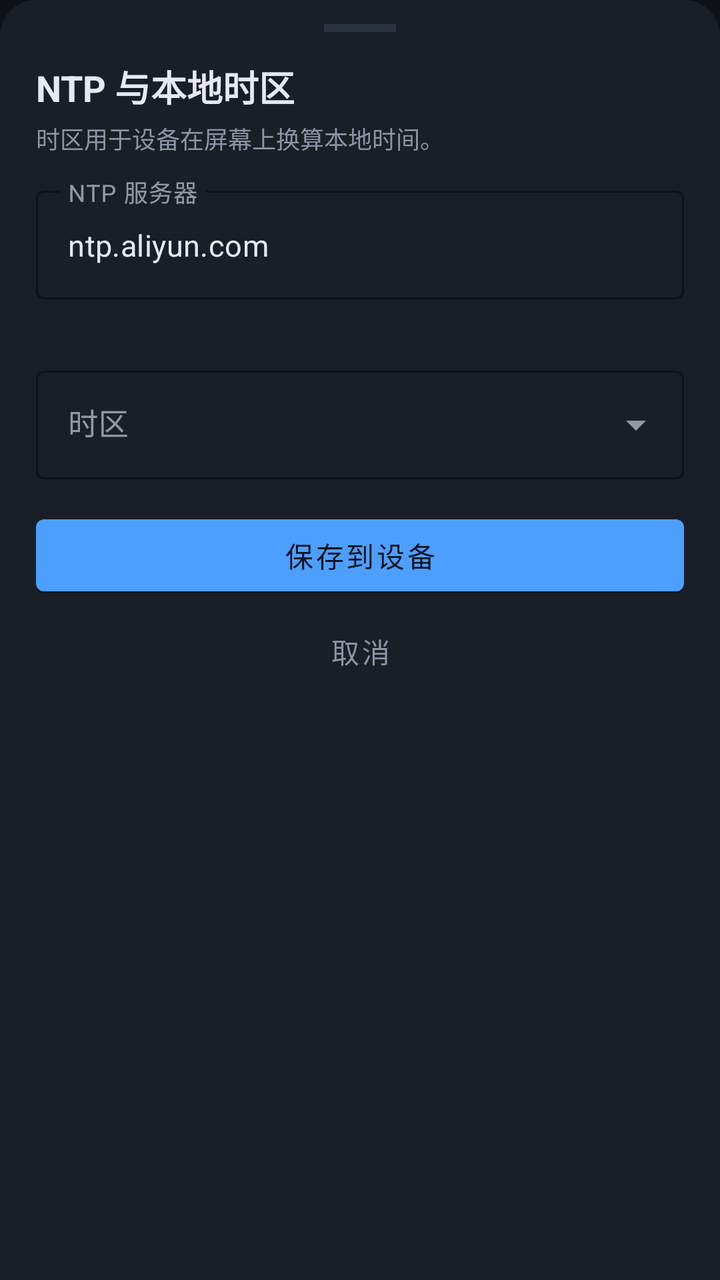
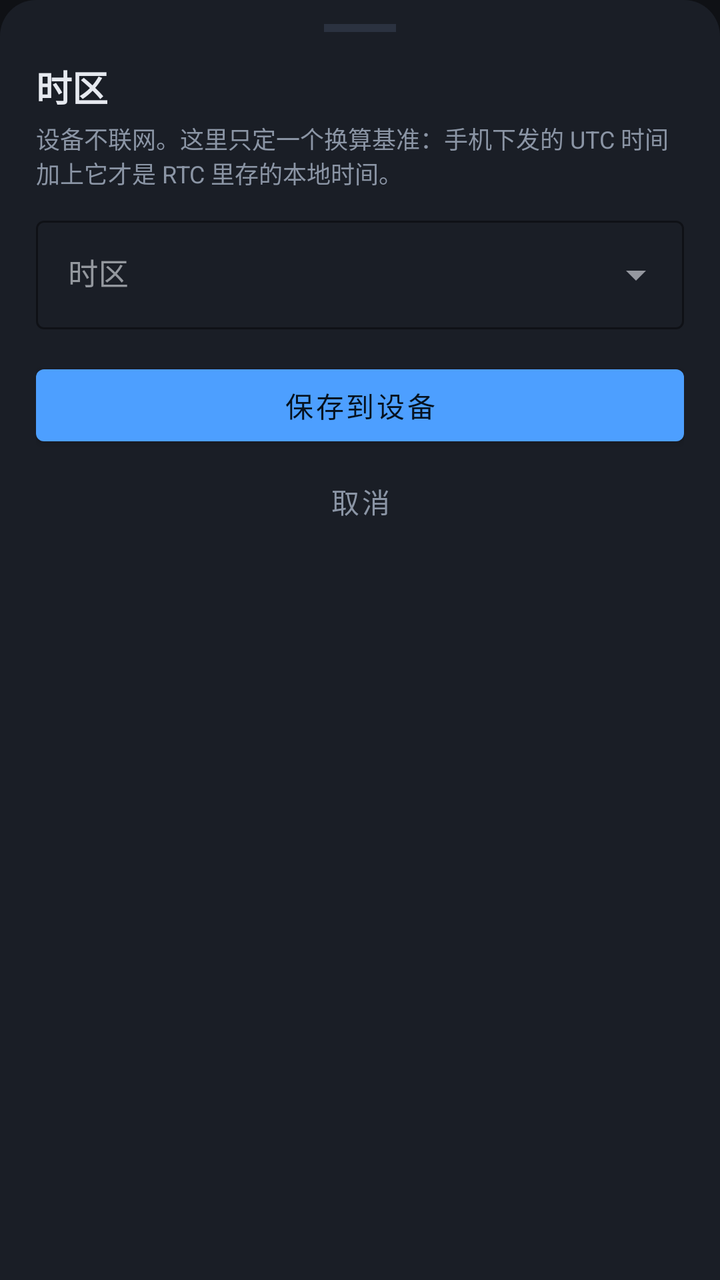

The first picture is an Android layout as it rendered before a commit; the second is the same layout after the commit. The layout source and the unified diff follow.
<!-- AndroidManifest.xml: application theme Theme.OLEDPanel -->
<!-- res/layout/sheet_ntp.xml -->
<?xml version="1.0" encoding="utf-8"?>
<androidx.core.widget.NestedScrollView xmlns:android="http://schemas.android.com/apk/res/android"
    xmlns:app="http://schemas.android.com/apk/res-auto"
    android:layout_width="match_parent"
    android:layout_height="wrap_content"
    android:background="@drawable/bg_sheet"
    android:fillViewport="false">

    <LinearLayout
        android:layout_width="match_parent"
        android:layout_height="wrap_content"
        android:orientation="vertical"
        android:paddingStart="18dp"
        android:paddingTop="12dp"
        android:paddingEnd="18dp"
        android:paddingBottom="18dp">

        <View
            android:layout_width="36dp"
            android:layout_height="4dp"
            android:layout_gravity="center_horizontal"
            android:background="@color/line" />

        <TextView
            android:layout_width="match_parent"
            android:layout_height="wrap_content"
            android:layout_marginTop="14dp"
            android:text="NTP 与本地时区"
            android:textColor="@color/fg"
            android:textSize="18sp"
            android:textStyle="bold" />

        <TextView
            android:layout_width="match_parent"
            android:layout_height="wrap_content"
            android:layout_marginTop="4dp"
            android:text="时区用于设备在屏幕上换算本地时间。"
            android:textColor="@color/dim"
            android:textSize="12sp" />

        <com.google.android.material.textfield.TextInputLayout
            android:id="@+id/tilNtp"
            style="@style/Widget.MaterialComponents.TextInputLayout.OutlinedBox"
            android:layout_width="match_parent"
            android:layout_height="wrap_content"
            android:layout_marginTop="12dp"
            android:hint="NTP 服务器"
            app:boxStrokeColor="@color/accent"
            app:errorEnabled="true"
            app:hintTextColor="@color/dim">

            <com.google.android.material.textfield.TextInputEditText
                android:id="@+id/etNtp"
                android:layout_width="match_parent"
                android:layout_height="wrap_content"
                android:inputType="textUri"
                android:singleLine="true"
                android:text="ntp.aliyun.com"
                android:textColor="@color/fg"
                android:textSize="15sp" />
        </com.google.android.material.textfield.TextInputLayout>

        <com.google.android.material.textfield.TextInputLayout
            android:id="@+id/tilTz"
            style="@style/Widget.MaterialComponents.TextInputLayout.OutlinedBox.ExposedDropdownMenu"
            android:layout_width="match_parent"
            android:layout_height="wrap_content"
            android:layout_marginTop="10dp"
            android:hint="时区"
            app:boxStrokeColor="@color/accent"
            app:hintTextColor="@color/dim">

            <com.google.android.material.textfield.MaterialAutoCompleteTextView
                android:id="@+id/acTz"
                android:layout_width="match_parent"
                android:layout_height="wrap_content"
                android:cursorVisible="false"
                android:inputType="none"
                android:textColor="@color/fg"
                android:textSize="15sp" />
        </com.google.android.material.textfield.TextInputLayout>

        <com.google.android.material.textfield.TextInputLayout
            android:id="@+id/tilCustomTz"
            style="@style/Widget.MaterialComponents.TextInputLayout.OutlinedBox"
            android:layout_width="match_parent"
            android:layout_height="wrap_content"
            android:layout_marginTop="10dp"
            android:hint="自定义时区（-12 到 14）"
            android:visibility="gone"
            app:boxStrokeColor="@color/accent"
            app:errorEnabled="true"
            app:hintTextColor="@color/dim">

            <com.google.android.material.textfield.TextInputEditText
                android:id="@+id/etCustomTz"
                android:layout_width="match_parent"
                android:layout_height="wrap_content"
                android:digits="-0123456789"
                android:inputType="numberSigned"
                android:maxLength="3"
                android:singleLine="true"
                android:textColor="@color/fg"
                android:textSize="15sp" />
        </com.google.android.material.textfield.TextInputLayout>

        <com.google.android.material.button.MaterialButton
            android:id="@+id/btnSaveNtp"
            android:layout_width="match_parent"
            android:layout_height="wrap_content"
            android:layout_marginTop="14dp"
            android:text="保存到设备"
            android:textAllCaps="false" />

        <com.google.android.material.button.MaterialButton
            android:id="@+id/btnCancelNtp"
            style="@style/Widget.MaterialComponents.Button.TextButton"
            android:layout_width="match_parent"
            android:layout_height="wrap_content"
            android:text="@string/cancel"
            android:textAllCaps="false"
            android:textColor="@color/dim" />
    </LinearLayout>
</androidx.core.widget.NestedScrollView>
<!-- resources referenced by this layout -->
<resources>
  <color name="accent">#4D9FFF</color>
  <color name="dim">#8B95A5</color>
  <color name="fg">#E6E9EF</color>
  <color name="line">#2B3240</color>
  <!-- drawable bg_sheet (drawable) -->
  <?xml version="1.0" encoding="utf-8"?>
  <shape xmlns:android="http://schemas.android.com/apk/res/android"
      android:shape="rectangle">
      <solid android:color="@color/surface" />
      <corners
          android:topLeftRadius="18dp"
          android:topRightRadius="18dp" />
  </shape>
  <string name="cancel">取消</string>
  <style name="Theme.OLEDPanel" parent="Theme.MaterialComponents.NoActionBar">
          <item name="colorPrimary">@color/accent</item>
          <item name="colorPrimaryVariant">@color/accent</item>
          <item name="colorOnPrimary">#06121F</item>
          <item name="colorSecondary">@color/ok</item>
          <item name="colorSecondaryVariant">@color/ok</item>
          <item name="colorOnSecondary">#06121F</item>
          <item name="colorSurface">@color/surface</item>
          <item name="colorOnSurface">@color/fg</item>
          <item name="colorOnBackground">@color/fg</item>
          <item name="colorError">@color/err</item>
          <item name="colorControlNormal">@color/dim</item>
          <item name="android:colorBackground">@color/bg</item>
          <item name="android:windowBackground">@color/bg</item>
          <item name="android:statusBarColor">@color/bg</item>
          <item name="android:navigationBarColor">@color/bg</item>
          <item name="android:windowLightStatusBar">false</item>
          <item name="android:windowLightNavigationBar">false</item>
          <item name="android:textColorPrimary">@color/fg</item>
          <item name="android:textColorSecondary">@color/dim</item>
          <item name="android:textColorHint">@color/dim</item>
      </style>
  <color name="surface">#1A1E26</color>
  <color name="ok">#3DDC97</color>
  <color name="err">#FF6B6B</color>
  <color name="bg">#0F1115</color>
</resources>

<!-- the commit's change to res/layout/sheet_ntp.xml (unified diff, before → after) -->
@@ -25,7 +25,7 @@
             android:layout_width="match_parent"
             android:layout_height="wrap_content"
             android:layout_marginTop="14dp"
-            android:text="NTP 与本地时区"
+            android:text="时区"
             android:textColor="@color/fg"
             android:textSize="18sp"
             android:textStyle="bold" />
@@ -34,31 +34,9 @@
             android:layout_width="match_parent"
             android:layout_height="wrap_content"
             android:layout_marginTop="4dp"
-            android:text="时区用于设备在屏幕上换算本地时间。"
+            android:text="设备不联网。这里只定一个换算基准：手机下发的 UTC 时间加上它才是 RTC 里存的本地时间。"
             android:textColor="@color/dim"
             android:textSize="12sp" />
-
-        <com.google.android.material.textfield.TextInputLayout
-            android:id="@+id/tilNtp"
-            style="@style/Widget.MaterialComponents.TextInputLayout.OutlinedBox"
-            android:layout_width="match_parent"
-            android:layout_height="wrap_content"
-            android:layout_marginTop="12dp"
-            android:hint="NTP 服务器"
-            app:boxStrokeColor="@color/accent"
-            app:errorEnabled="true"
-            app:hintTextColor="@color/dim">
-
-            <com.google.android.material.textfield.TextInputEditText
-                android:id="@+id/etNtp"
-                android:layout_width="match_parent"
-                android:layout_height="wrap_content"
-                android:inputType="textUri"
-                android:singleLine="true"
-                android:text="ntp.aliyun.com"
-                android:textColor="@color/fg"
-                android:textSize="15sp" />
-        </com.google.android.material.textfield.TextInputLayout>
 
         <com.google.android.material.textfield.TextInputLayout
             android:id="@+id/tilTz"
